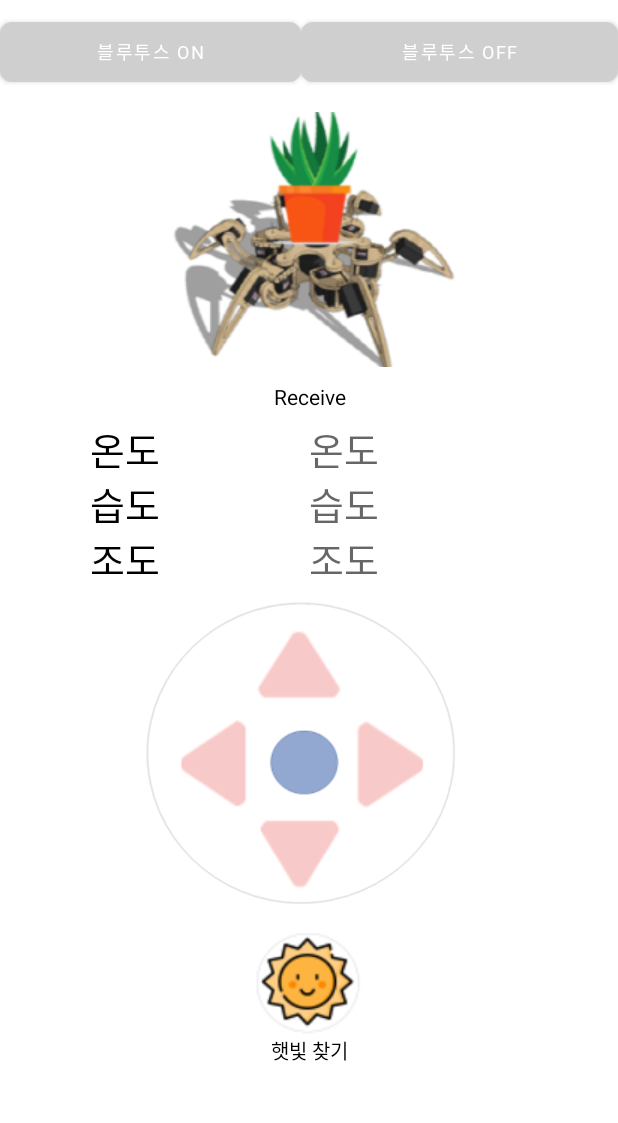
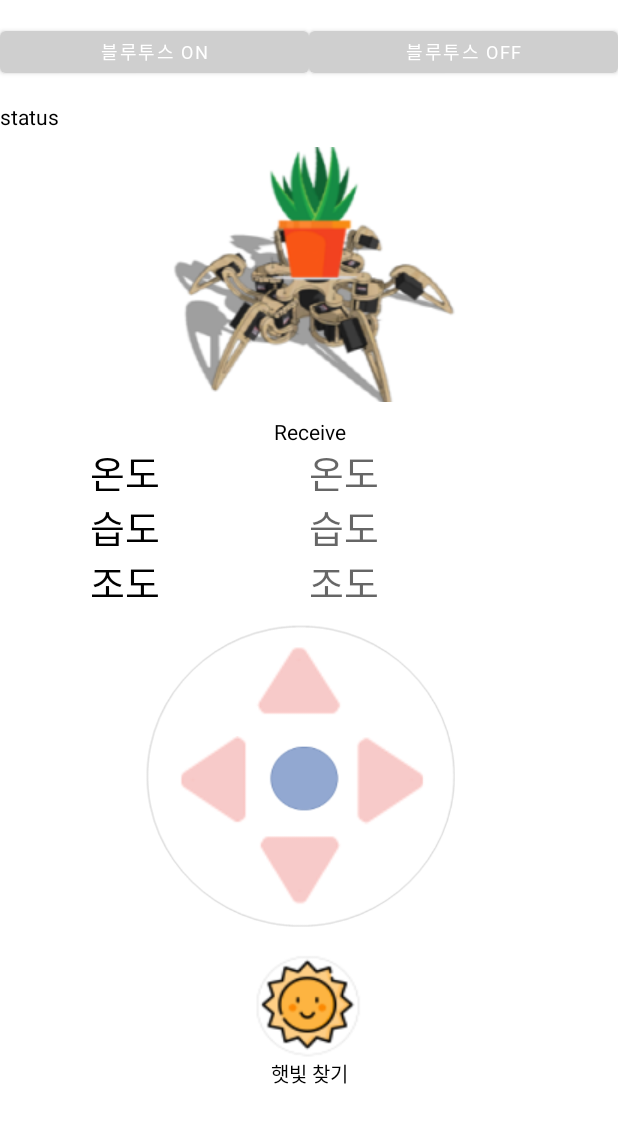
Before and after one commit to icarusicarus/plant-robot, an Android app: the screen it shows after launch (MainActivity), on a phone screen of 412 x 824 dp. Shown: the top 1123 px of the screen. Run offline under Robolectric (Android 15) with nearby library versions, the phone set to English and light mode, and no system bars.

Commit message:
plant robot

```diff
--- a/app/src/main/java/com/example/myapplication_3/MainActivity.java
+++ b/app/src/main/java/com/example/myapplication_3/MainActivity.java
@@ -69,7 +69,7 @@ public class MainActivity extends AppCompatActivity {
         ActionBar actionBar = getSupportActionBar();
         actionBar.hide();
 
-//        mTvBluetoothStatus = (TextView)findViewById(R.id.tvBluetoothStatus);
+        mTvBluetoothStatus = (TextView)findViewById(R.id.tvBluetoothStatus);
 //        mTvReceiveData = (TextView)findViewById(R.id.tvReceiveData);
 //        mTvSendData =  (EditText) findViewById(R.id.tvSendData);
         mBtnBluetoothOn = (Button)findViewById(R.id.btnBluetoothOn);
@@ -117,8 +117,6 @@ public class MainActivity extends AppCompatActivity {
 //                }
 //            }
 //        });
-
-
         btnUp.setOnTouchListener(new LongPressRepeatListener(500, 1000, new View.OnClickListener() {
             @Override
             public void onClick(View v) {
@@ -385,4 +383,4 @@ public class MainActivity extends AppCompatActivity {
     }
 
 
-    }
+}
--- a/app/src/main/res/layout/activity_main.xml
+++ b/app/src/main/res/layout/activity_main.xml
@@ -25,36 +25,34 @@
             android:layout_height="40dp"
             android:text="블루투스 ON"
             android:fontFamily="@font/gosanja"
-            android:textSize="12dp"
-            android:background = "@drawable/button_round"
-            android:backgroundTint="@color/light_gray"/>
+            android:drawable="@drawable/button_round"
+            android:textSize="12dp" />
 
         <Button
             android:id="@+id/btnBluetoothOff"
-            android:layout_width="30dp"
+            android:layout_width="20dp"
             android:layout_weight="1"
             android:layout_height="40dp"
             android:text="블루투스 OFF"
             android:fontFamily="@font/gosanja"
-            android:textSize="12dp"
-            android:background = "@drawable/button_round"
-            android:backgroundTint="@color/light_gray"/>
+            android:drawable="@drawable/button_round"
+            android:textSize="12dp" />
     </LinearLayout>
 
     <LinearLayout
         android:layout_width="match_parent"
-        android:layout_height="220dp"
+        android:layout_height="235dp"
         android:gravity="center"
         android:layout_gravity="center"
         android:orientation="vertical">
 
-<!--        <TextView-->
-<!--            android:id="@+id/tvBluetoothStatus"-->
-<!--            android:layout_width="match_parent"-->
-<!--            android:layout_height="20dp"-->
-<!--            android:layout_marginTop="10dp"-->
-<!--            android:text="status"-->
-<!--            android:textColor="@color/black"/>-->
+        <TextView
+            android:id="@+id/tvBluetoothStatus"
+            android:layout_width="match_parent"
+            android:layout_height="20dp"
+            android:layout_marginTop="10dp"
+            android:text="status"
+            android:textColor="@color/black"/>
 
         <ImageButton
             android:id="@+id/btnConnect"
@@ -202,7 +200,7 @@
         <LinearLayout
             android:layout_width="match_parent"
             android:layout_height="200dp"
-            android:layout_marginTop="30dp"
+            android:layout_marginTop="25dp"
             android:backgroundTint="#0000"
             android:orientation="vertical">
 
```
